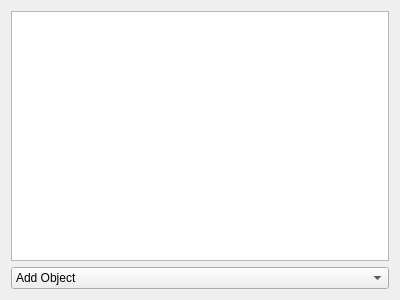
Before: the Qt Designer form Project_1_QT/hierarchy.ui in QTGuys/Project_1_QT, drawn with Qt 5.
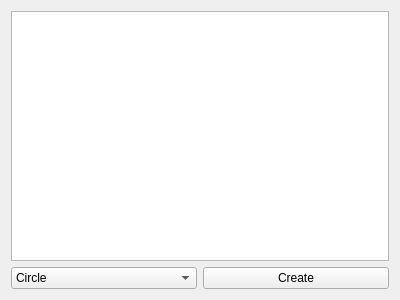
After: the same form once the commit is applied.

```diff
--- a/Project_1_QT/hierarchy.ui
+++ b/Project_1_QT/hierarchy.ui
@@ -18,15 +18,12 @@
     <widget class="QListWidget" name="list_widget"/>
    </item>
    <item>
+    <layout class="QHBoxLayout" name="horizontalLayout">
+     <item>
     <widget class="QComboBox" name="add_object">
      <property name="editable">
       <bool>false</bool>
      </property>
-     <item>
-      <property name="text">
-       <string>Add Object</string>
-      </property>
-     </item>
      <item>
       <property name="text">
        <string>Circle</string>
@@ -43,6 +40,15 @@
       </property>
      </item>
     </widget>
+     </item>
+     <item>
+      <widget class="QPushButton" name="create">
+       <property name="text">
+        <string>Create</string>
+       </property>
+      </widget>
+     </item>
+    </layout>
    </item>
   </layout>
  </widget>
```
Lines whose indentation alone changed are shown as unchanged.
